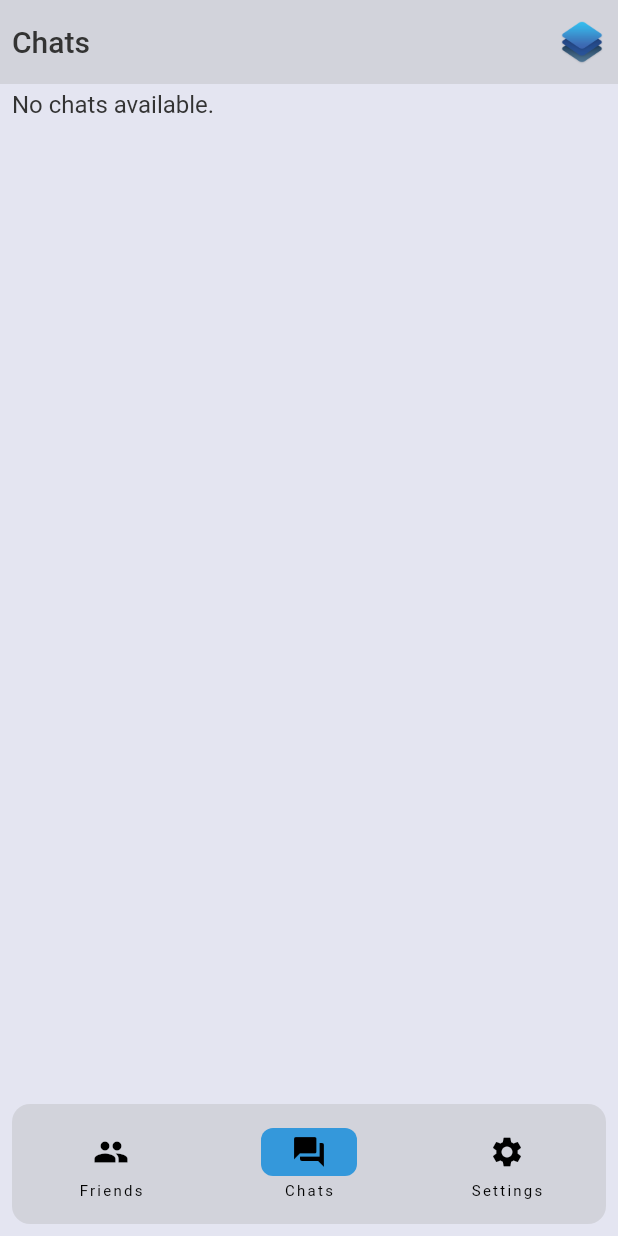
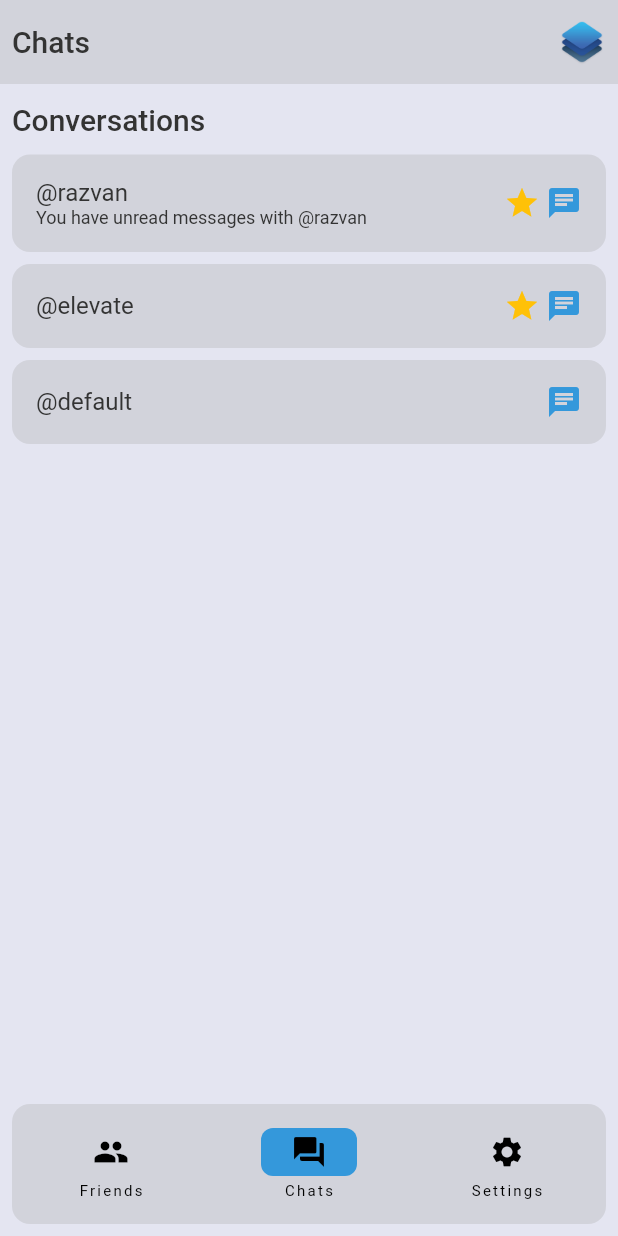
Before and after one commit to sauciucrazvan/elevate, a Flutter app: the screen it shows once a user with an empty profile is signed in, on a phone screen of 412 x 824 dp. Run offline on Flutter 3.47's test engine with Material 2 defaults, Android fonts, the phone set to English and light mode, and no system bars; our stand-ins replace firebase_auth, firebase_core, lottie; accounts and stored records are empty; generated files the repository leaves out were written again.

Commit message:
[ADDED] Temporary chat bubble (static)

```diff
--- a/lib/frontend/routes/chats/chats.dart
+++ b/lib/frontend/routes/chats/chats.dart
@@ -1,4 +1,5 @@
 import 'package:flutter/material.dart';
+import 'package:elevate/frontend/routes/chats/widgets/chat_bubble.dart';
 
 class Chats extends StatelessWidget {
   const Chats({super.key});
@@ -11,11 +12,34 @@ class Chats extends StatelessWidget {
       children: [
         Padding(
           padding: const EdgeInsets.symmetric(horizontal: 8.0, vertical: 4.0),
-          child: Row(
+          child: Column(
+            mainAxisAlignment: MainAxisAlignment.start,
+            crossAxisAlignment: CrossAxisAlignment.start,
             children: [
-              Text(
-                "No chats available.",
-                style: Theme.of(context).textTheme.bodyMedium,
+              Padding(
+                padding: const EdgeInsets.symmetric(vertical: 8.0),
+                child: Text(
+                  "Conversations",
+                  style: Theme.of(context).textTheme.bodyLarge,
+                ),
+              ),
+              const ChatBubble(
+                id: 'test',
+                displayName: '@razvan',
+                unreadMessages: true,
+                pinnedConversation: true,
+              ),
+              const ChatBubble(
+                id: 'test',
+                displayName: '@elevate',
+                unreadMessages: false,
+                pinnedConversation: true,
+              ),
+              const ChatBubble(
+                id: 'test',
+                displayName: '@default',
+                unreadMessages: false,
+                pinnedConversation: false,
               ),
             ],
           ),
--- /dev/null
+++ b/lib/frontend/routes/chats/widgets/chat_bubble.dart
@@ -0,0 +1,77 @@
+import 'package:flutter/material.dart';
+
+class ChatBubble extends StatefulWidget {
+  final String id;
+  final String displayName;
+  final bool unreadMessages;
+  final bool pinnedConversation;
+
+  const ChatBubble({
+    super.key,
+    required this.id,
+    required this.displayName,
+    required this.unreadMessages,
+    required this.pinnedConversation,
+  });
+
+  @override
+  State<ChatBubble> createState() => _ChatBubbleState();
+}
+
+class _ChatBubbleState extends State<ChatBubble> {
+  @override
+  Widget build(BuildContext context) {
+    return Padding(
+      padding: const EdgeInsets.symmetric(vertical: 4.0),
+      child: Container(
+        decoration: BoxDecoration(
+          color: Theme.of(context).colorScheme.secondary,
+          borderRadius: BorderRadius.circular(12),
+        ),
+        child: Padding(
+          padding: const EdgeInsets.symmetric(
+            horizontal: 16.0,
+            vertical: 16.0,
+          ),
+          child: GestureDetector(
+            onTap: () {},
+            child: Row(
+              mainAxisAlignment: MainAxisAlignment.spaceEvenly,
+              children: [
+                Column(
+                  mainAxisAlignment: MainAxisAlignment.start,
+                  crossAxisAlignment: CrossAxisAlignment.start,
+                  children: [
+                    Text(
+                      widget.displayName,
+                      style: Theme.of(context).textTheme.bodyMedium,
+                    ),
+                    if (widget.unreadMessages)
+                      Text(
+                        "You have unread messages with ${widget.displayName}",
+                        style: Theme.of(context).textTheme.bodySmall,
+                      ),
+                  ],
+                ),
+                const Spacer(),
+                if (widget.pinnedConversation) ...[
+                  const Icon(
+                    Icons.star,
+                    color: Colors.amber,
+                  ),
+                  const SizedBox(
+                    width: 4.0,
+                  ),
+                ],
+                Icon(
+                  Icons.chat,
+                  color: Theme.of(context).colorScheme.primary,
+                ),
+              ],
+            ),
+          ),
+        ),
+      ),
+    );
+  }
+}
--- a/lib/frontend/widgets/notifications/elevated_notification.dart
+++ b/lib/frontend/widgets/notifications/elevated_notification.dart
@@ -6,7 +6,7 @@ void showElevatedNotification(BuildContext context, String message, Color color,
     content: Center(
       child: Text(
         message,
-        style: TextStyle(color: Theme.of(context).colorScheme.tertiary),
+        style: Theme.of(context).textTheme.bodyMedium,
       ),
     ),
     backgroundColor: color,
```
